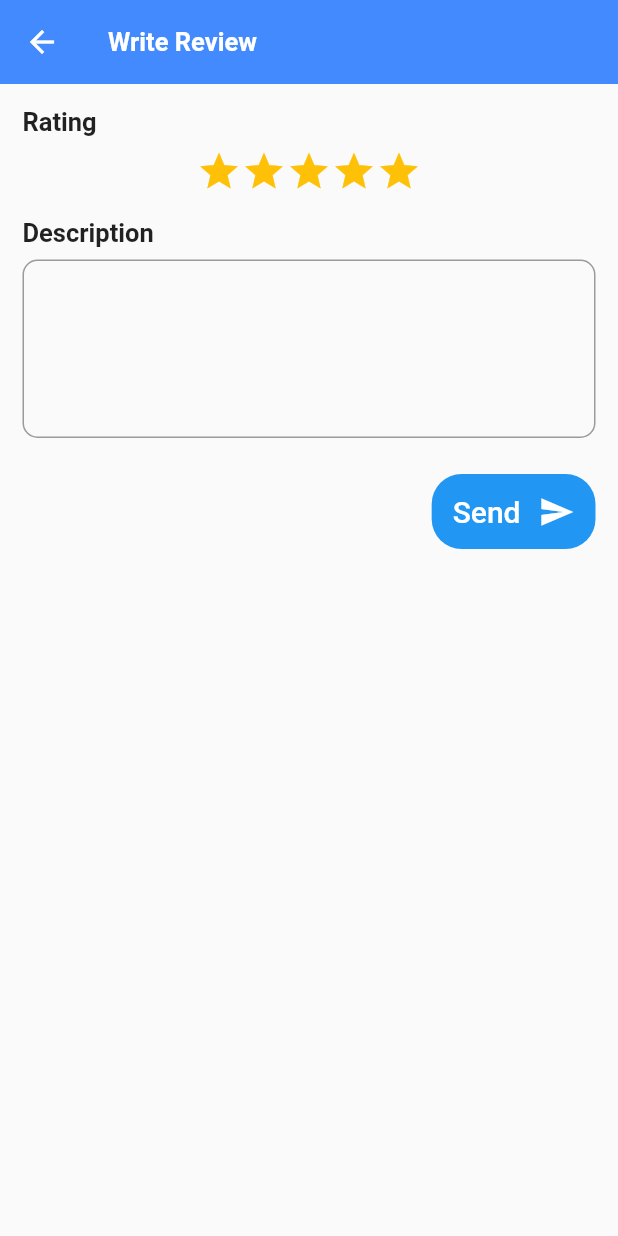
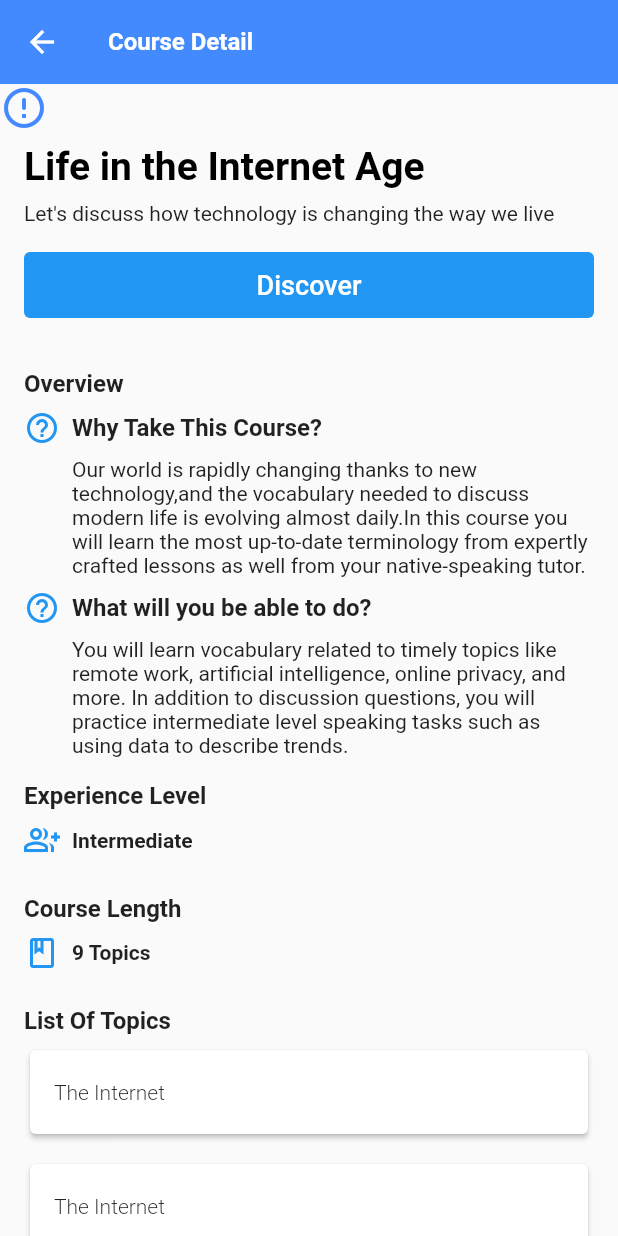
Before and after one commit to Minnass/let-tutor, a Flutter app: the screen it shows after launch, on a phone screen of 412 x 824 dp. Run offline on Flutter 3.47's test engine with Material 2 defaults, Android fonts, the phone set to English and light mode, and no system bars; drawn by our look-alikes of cached_network_image; our stand-ins replace chewie, expandable_text, video_player; network calls fail.

Commit message:
course feature

```diff
--- a/lib/main.dart
+++ b/lib/main.dart
@@ -2,9 +2,13 @@ import 'package:flutter/material.dart';
 import 'package:lettutor/screen/Authentication/forgot_password.dart';
 import 'package:lettutor/screen/Authentication/login.dart';
 import 'package:lettutor/screen/Authentication/registration.dart';
+import 'package:lettutor/screen/course/course_detail.dart';
+import 'package:lettutor/screen/course/course_page.dart';
+import 'package:lettutor/screen/homepage/home_page.dart';
 import 'package:lettutor/screen/tutors/feedback_write.dart';
 import 'package:lettutor/screen/tutors/feedbacks.dart';
 import 'package:lettutor/screen/tutors/tutor_detail.dart';
+import 'package:lettutor/widgets/course_card.dart';
 import 'package:lettutor/widgets/tutor_card.dart';
 
 void main() {
@@ -18,9 +22,7 @@ class MainApp extends StatelessWidget {
   Widget build(BuildContext context) {
     return const MaterialApp(
       home: Scaffold(
-        body: Center(
-          child: FeedbackWritingScreen(),
-        ),
+        body: Center(child: CourseDetail()),
       ),
     );
   }
--- /dev/null
+++ b/lib/screen/course/course_detail.dart
@@ -0,0 +1,220 @@
+import 'package:flutter/material.dart';
+import 'package:cached_network_image/cached_network_image.dart';
+import 'package:lettutor/widgets/topic_card.dart';
+
+class CourseDetail extends StatefulWidget {
+  const CourseDetail({super.key});
+
+  @override
+  State<CourseDetail> createState() => _CourseDetailState();
+}
+
+class _CourseDetailState extends State<CourseDetail> {
+  @override
+  Widget build(BuildContext context) {
+    return Scaffold(
+        appBar: AppBar(
+          elevation: 0,
+          backgroundColor: Colors.blueAccent,
+          leading: BackButton(
+            color: Colors.white,
+          ),
+          title: Text(
+            'Course Detail',
+            style: TextStyle(fontSize: 16, fontWeight: FontWeight.bold),
+          ),
+        ),
+        body: false
+            ? const Center(
+                child: CircularProgressIndicator(),
+              )
+            : SingleChildScrollView(
+                padding: const EdgeInsets.only(bottom: 16),
+                child: Column(
+                  crossAxisAlignment: CrossAxisAlignment.start,
+                  children: [
+                    CachedNetworkImage(
+                      imageUrl:
+                          'https://camblycurriculumicons.s3.amazonaws.com/5e0e8b212ac750e7dc9886ac?h=d41d8cd98f00b204e9800998ecf8427e',
+                      fit: BoxFit.cover,
+                      placeholder: (context, url) => const Icon(
+                        Icons.image_rounded,
+                        size: 48,
+                        color: Colors.grey,
+                      ),
+                      errorWidget: (context, url, error) => const Icon(
+                        Icons.error_outline_rounded,
+                        size: 32,
+                        color: Colors.blueAccent,
+                      ),
+                    ),
+                    Padding(
+                        padding: const EdgeInsets.symmetric(
+                            vertical: 8, horizontal: 16),
+                        child: Text(
+                          'Life in the Internet Age',
+                          style: const TextStyle(
+                            fontSize: 26,
+                            fontWeight: FontWeight.bold,
+                            color: Colors.black,
+                          ),
+                        )),
+                    Padding(
+                      padding: const EdgeInsets.symmetric(horizontal: 16),
+                      child: Text(
+                        'Let\'s discuss how technology is changing the way we live',
+                        style: const TextStyle(fontSize: 14),
+                      ),
+                    ),
+                    Padding(
+                      padding: const EdgeInsets.all(16),
+                      child: TextButton(
+                        onPressed: () {},
+                        style: TextButton.styleFrom(
+                          minimumSize: const Size.fromHeight(44),
+                          backgroundColor: Colors.blue,
+                        ),
+                        child: const Text(
+                          'Discover',
+                          style: TextStyle(fontSize: 18, color: Colors.white),
+                        ),
+                      ),
+                    ),
+                    const SizedBox(height: 16),
+                    Padding(
+                      padding: const EdgeInsets.symmetric(horizontal: 16),
+                      child: Text('Overview',
+                          style: TextStyle(
+                              fontSize: 16, fontWeight: FontWeight.bold)),
+                    ),
+                    Padding(
+                      padding: const EdgeInsets.symmetric(
+                          vertical: 8, horizontal: 16),
+                      child: Row(
+                        children: [
+                          const Icon(Icons.help_outline, color: Colors.blue),
+                          const SizedBox(width: 8),
+                          Text(
+                            'Why Take This Course?',
+                            style: TextStyle(
+                                fontSize: 16, fontWeight: FontWeight.bold),
+                          ),
+                        ],
+                      ),
+                    ),
+                    Padding(
+                      padding: const EdgeInsets.only(left: 48, right: 16),
+                      child: Text(
+                        'Our world is rapidly changing thanks to new technology,and the vocabulary needed to discuss modern life is evolving almost daily.In this course you will learn the most up-to-date terminology from expertly crafted lessons as well from your native-speaking tutor.' ??
+                            'null. There is no reason to study this course',
+                        style: TextStyle(fontSize: 14),
+                      ),
+                    ),
+                    Padding(
+                      padding: const EdgeInsets.symmetric(
+                          vertical: 8, horizontal: 16),
+                      child: Row(
+                        children: [
+                          const Icon(Icons.help_outline, color: Colors.blue),
+                          const SizedBox(width: 8),
+                          Text(
+                            'What will you be able to do?',
+                            style: TextStyle(
+                                fontSize: 16, fontWeight: FontWeight.bold),
+                          ),
+                        ],
+                      ),
+                    ),
+                    Padding(
+                      padding: const EdgeInsets.only(left: 48, right: 16),
+                      child: Text(
+                        'You will learn vocabulary related to timely topics like remote work, artificial intelligence, online privacy, and more. In addition to discussion questions, you will practice intermediate level speaking tasks such as using data to describe trends.' ??
+                            'null. This course is useless apparently',
+                        style: TextStyle(fontSize: 14),
+                      ),
+                    ),
+                    Padding(
+                      padding: const EdgeInsets.fromLTRB(16, 16, 16, 0),
+                      child: Text('Experience Level',
+                          style: TextStyle(
+                              fontSize: 16, fontWeight: FontWeight.bold)),
+                    ),
+                    Padding(
+                      padding: const EdgeInsets.symmetric(
+                          vertical: 8, horizontal: 16),
+                      child: Row(
+                        children: [
+                          const Icon(Icons.group_add_outlined,
+                              color: Colors.blue),
+                          const SizedBox(width: 8),
+                          Text(
+                            'Intermediate' ?? 'null. Possibly for gods only',
+                            style: TextStyle(
+                                fontSize: 14, fontWeight: FontWeight.bold),
+                          ),
+                        ],
+                      ),
+                    ),
+                    Padding(
+                      padding: const EdgeInsets.fromLTRB(16, 16, 16, 0),
+                      child: Text('Course Length',
+                          style: TextStyle(
+                              fontSize: 16, fontWeight: FontWeight.bold)),
+                    ),
+                    Padding(
+                      padding: const EdgeInsets.symmetric(
+                          vertical: 8, horizontal: 16),
+                      child: Row(
+                        children: [
+                          const Icon(Icons.book_outlined, color: Colors.blue),
+                          const SizedBox(width: 8),
+                          Text(
+                            '9 Topics',
+                            style: TextStyle(
+                                fontSize: 14, fontWeight: FontWeight.bold),
+                          ),
+                        ],
+                      ),
+                    ),
+                    Padding(
+                      padding: const EdgeInsets.fromLTRB(16, 16, 16, 0),
+                      child: Text(
+                        'List Of Topics',
+                        style: TextStyle(
+                            fontSize: 16, fontWeight: FontWeight.bold),
+                      ),
+                    ),
+                    TopicCard(),
+                    TopicCard(),
+                    TopicCard(),
+                    TopicCard(),
+                    TopicCard(),
+                    Padding(
+                      padding: const EdgeInsets.fromLTRB(16, 16, 16, 0),
+                      child: Text('Suggested Tutors',
+                          style: TextStyle(
+                              fontSize: 16, fontWeight: FontWeight.bold)),
+                    ),
+                    Padding(
+                      padding: const EdgeInsets.symmetric(
+                          vertical: 4, horizontal: 32),
+                      child: Row(
+                        children: [
+                          Text('Keegan',
+                              style: TextStyle(
+                                  fontSize: 14, fontWeight: FontWeight.bold)),
+                          const SizedBox(width: 16),
+                          TextButton(
+                            onPressed: () {},
+                            child: const Text(
+                              'More Info',
+                              style: TextStyle(fontSize: 14),
+                            ),
+                          )
+                        ],
+                      ),
+                    ),
+                  ],
+                )));
+  }
+}
--- /dev/null
+++ b/lib/widgets/topic_card.dart
@@ -0,0 +1,22 @@
+import 'package:flutter/material.dart';
+
+class TopicCard extends StatelessWidget {
+  const TopicCard({super.key});
+
+  @override
+  Widget build(BuildContext context) {
+    return Padding(
+        padding: const EdgeInsets.symmetric(vertical: 6, horizontal: 16),
+        child: Card(
+          elevation: 1.5,
+          surfaceTintColor: Colors.white,
+          child: ListTile(
+            title: Text(
+              'The Internet',
+              style: TextStyle(fontWeight: FontWeight.w300, fontSize: 14),
+            ),
+            onTap: ()=>{},
+          ),
+        ));
+  }
+}
--- a/pubspec.yaml
+++ b/pubspec.yaml
@@ -12,6 +12,7 @@ dependencies:
   expandable_text: 2.3.0
   chewie: 1.7.1
   video_player: 2.7.2
+  cached_network_image: ^3.3.0
 
 dev_dependencies:
   flutter_test:
```
Also changed, not shown: lib/screen/course/course_page.dart (added, +192 -0 lines), lib/screen/homepage/home_page.dart (added, +74 -0 lines), lib/screen/homepage/home_page_header.dart (added, +75 -0 lines), lib/screen/tutors/tutor_search.dart (+15 -0 lines), lib/widgets/course_card.dart (added, +71 -0 lines), pubspec.lock, 1 other file.
